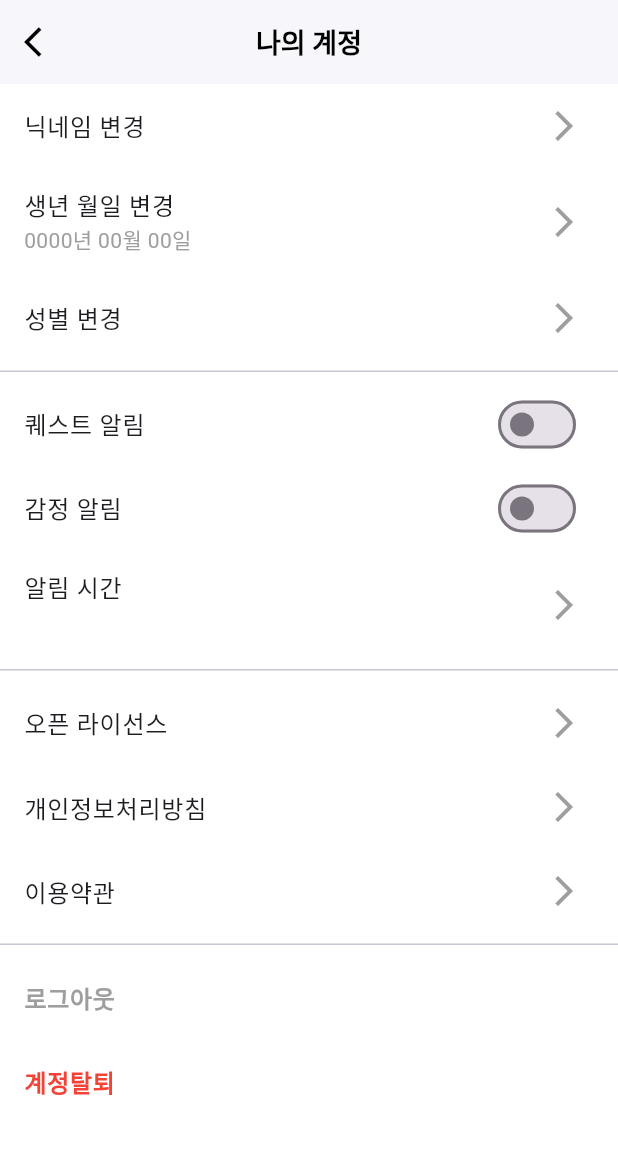
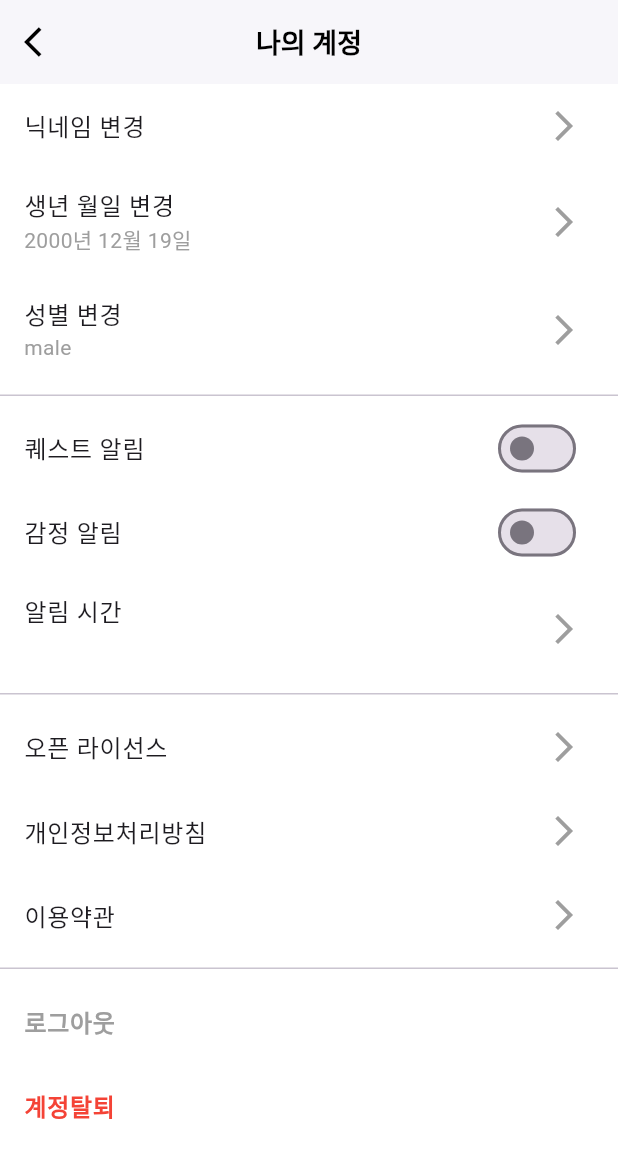
Before and after one commit to bellaria19/Ego, a Flutter app: the ProfileScreen screen opened directly, after a tap on the "arrow forward ios" icon, on a phone screen of 412 x 824 dp. Shown: the top 1158 px of the screen. Run offline on Flutter 3.47's test engine with Material 3 defaults, Android fonts, the phone set to English and light mode, and no system bars; our stand-ins replace flutter_dotenv, flutter_rating_bar, font_awesome_flutter, google_fonts, supabase_flutter, syncfusion_flutter_charts; missing offline and left inert: supabase_auth_ui; accounts and stored records are empty; statements that could not run were skipped.

Commit message:
Add Edit username & gender func

```diff
--- a/lib/models/profile.dart
+++ b/lib/models/profile.dart
@@ -11,16 +11,40 @@ class Profile {
   final String id;
 
   /// Username of the profile
-  final String username;
+  String username;
 
   /// Date and time when the profile was created
   final DateTime createdAt;
 
   /// Gender of the profile
-  final String gender;
+  String gender;
 
   /// Birthday of the profile
-  final DateTime birthday;
+  DateTime birthday;
+
+  /// Getter for the username
+  String get getUsername => username;
+
+  /// Setter for the username
+  set setUsername(String newUsername) {
+    username = newUsername;
+  }
+
+  /// Getter for the gender
+  String get getGender => gender;
+
+  /// Setter for the gender
+  set setGender(String newGender) {
+    gender = newGender;
+  }
+
+  /// Getter for the birthday
+  DateTime get getBirthday => birthday;
+
+  /// Setter for the birthday
+  set setBirthday(DateTime newBirthday) {
+    birthday = newBirthday;
+  }
 
   Profile.fromMap(Map<String, dynamic> map)
       : id = map['id'],
--- a/lib/screens/profile/profile_screen.dart
+++ b/lib/screens/profile/profile_screen.dart
@@ -15,16 +15,17 @@ class ProfileScreen extends StatefulWidget {
   State<ProfileScreen> createState() => _ProfileScreenState();
 }
 
+Profile userData = Profile(
+  id: '0',
+  username: 'Username',
+  createdAt: DateTime(2024, 7, 1),
+  gender: 'male',
+  birthday: DateTime(2000, 12, 19),
+);
+
 class _ProfileScreenState extends State<ProfileScreen> {
   List<Emotion> dummyEmotions = generateSampleEmotions(10);
   List<Quest> dummyQuests = generateSampleQuests(10);
-  Profile userData = Profile(
-    id: '0',
-    username: 'Username',
-    createdAt: DateTime(2024, 7, 1),
-    gender: 'male',
-    birthday: DateTime(2000, 12, 19),
-  );
 
   @override
   Widget build(BuildContext context) {
@@ -51,7 +52,7 @@ class _ProfileScreenState extends State<ProfileScreen> {
                   Column(
                     crossAxisAlignment: CrossAxisAlignment.start,
                     children: [
-                      Text(userData.username,
+                      Text(userData.getUsername,
                           style: const TextStyle(
                               fontSize: 24, fontWeight: FontWeight.bold)),
                       Text(
@@ -67,8 +68,13 @@ class _ProfileScreenState extends State<ProfileScreen> {
                   IconButton(
                     icon: const Icon(Icons.arrow_forward_ios),
                     onPressed: () {
-                      Navigator.of(context).push(DetailScreen.route());
-                      // Add your navigation logic here
+                      Navigator.push(
+                        context,
+                        MaterialPageRoute(
+                          builder: (context) =>
+                              DetailScreen(userData: userData),
+                        ),
+                      );
                     },
                   ),
                 ],
--- a/lib/screens/profile/setting_screen.dart
+++ b/lib/screens/profile/setting_screen.dart
@@ -1,27 +1,22 @@
-import 'package:ego/screens/profile/list_item.dart';
 import 'package:ego/screens/profile/reusable_switch_tile.dart';
 import 'package:ego/screens/profile/set_list_tile.dart';
 import 'package:ego/utils/constants.dart';
 import 'package:flutter/cupertino.dart';
 import 'package:flutter/material.dart';
+import 'package:intl/intl.dart';
 import 'package:supabase_flutter/supabase_flutter.dart';
 
 import '../../models/profile.dart';
 
 class DetailScreen extends StatefulWidget {
-  const DetailScreen({super.key});
+  const DetailScreen({super.key, required this.userData});
 
-  static Route<void> route() {
-    return MaterialPageRoute(
-      builder: (context) => const DetailScreen(),
-    );
-  }
+  final Profile userData;
 
   @override
   State<DetailScreen> createState() => _DetailScreenState();
 }
 
-class _DetailScreenState extends State<DetailScreen> {
 Profile userData = Profile(
   id: '0',
   username: 'Username',
@@ -30,10 +25,46 @@ class _DetailScreenState extends State<DetailScreen> {
   birthday: DateTime(2000, 12, 19),
 );
 
+class _DetailScreenState extends State<DetailScreen> {
   TimeOfDay? selectedTime;
   bool questAlarm = false;
   bool emotionAlarm = false;
-  int _selectedGender = 0;
+
+  void updateUsername() {
+    showDialog(
+      context: context,
+      builder: (BuildContext context) {
+        TextEditingController controller = TextEditingController();
+        return AlertDialog(
+          title: const Text('닉네임 변경'),
+          content: TextField(
+            controller: controller,
+            decoration: const InputDecoration(
+              hintText: 'Enter new username',
+            ),
+          ),
+          actions: <Widget>[
+            TextButton(
+              child: const Text('취소'),
+              onPressed: () {
+                Navigator.of(context).pop();
+              },
+            ),
+            TextButton(
+              child: const Text('확인'),
+              onPressed: () {
+                setState(() {
+                  userData.setUsername = controller.text;
+                  print(userData.getUsername);
+                });
+                Navigator.of(context).pop();
+              },
+            ),
+          ],
+        );
+      },
+    );
+  }
 
   @override
   Widget build(BuildContext context) {
@@ -43,7 +74,6 @@ class _DetailScreenState extends State<DetailScreen> {
           icon: const Icon(Icons.arrow_back_ios),
           onPressed: () {
             Navigator.of(context).pop();
-            // Handle back button press
           },
         ),
         title:
@@ -52,10 +82,10 @@ class _DetailScreenState extends State<DetailScreen> {
       ),
       body: ListView(
         children: [
-          SetListTile(title: '닉네임 변경', onTap: () {}),
+          SetListTile(title: '닉네임 변경', onTap: updateUsername),
           SetListTile(
             title: '생년 월일 변경',
-            subtitle: '0000년 00월 00일',
+            subtitle: DateFormat('yyyy년 MM월 dd일').format(userData.getBirthday),
             onTap: () {
               showModalBottomSheet(
                 context: context,
@@ -66,8 +96,10 @@ class _DetailScreenState extends State<DetailScreen> {
                       child: CupertinoDatePicker(
                         mode: CupertinoDatePickerMode.date,
                         initialDateTime: userData.birthday,
-                        onDateTimeChanged: (value) {
-                          print(value);
+                        onDateTimeChanged: (DateTime newBirthday) {
+                          setState(() {
+                            userData.setBirthday = newBirthday;
+                          });
                         },
                       ),
                     ),
@@ -78,6 +110,7 @@ class _DetailScreenState extends State<DetailScreen> {
           ),
           SetListTile(
             title: '성별 변경',
+            subtitle: userData.getGender,
             onTap: () {
               showModalBottomSheet(
                 context: context,
@@ -88,17 +121,15 @@ class _DetailScreenState extends State<DetailScreen> {
                       child: CupertinoPicker(
                         itemExtent: 32,
                         scrollController: FixedExtentScrollController(
-                          initialItem: _selectedGender,
+                          initialItem: 0,
                         ),
                         onSelectedItemChanged: (int selectedGender) {
                           setState(() {
-                            _selectedGender = selectedGender;
+                            userData.setGender = gender[selectedGender];
                           });
                         },
-                        children:
-                            List.generate(genderOptions.length, (int index) {
-                          return Center(
-                              child: Text(genderOptions[index].label));
+                        children: List.generate(gender.length, (int index) {
+                          return Center(child: Text(gender[index]));
                         }),
                       ),
                     ),
@@ -195,17 +226,8 @@ class _DetailScreenState extends State<DetailScreen> {
   }
 }
 
-List<ListItem> genderOptions = [
-  ListItem(
-    value: 'M',
-    label: 'Male',
-  ),
-  ListItem(
-    value: 'F',
-    label: 'Female',
-  ),
-  ListItem(
-    value: 'O',
-    label: 'Other',
-  ),
+List gender = [
+  'Male',
+  'Female',
+  'Other',
 ];
```
Lines whose indentation alone changed are shown as unchanged.
